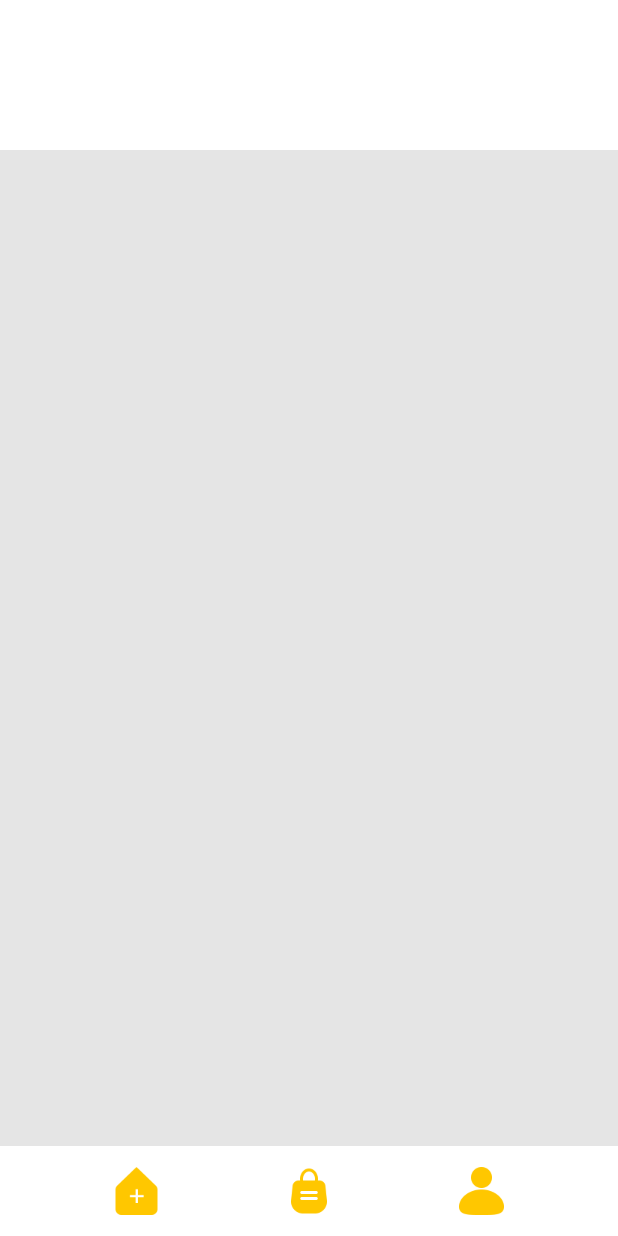
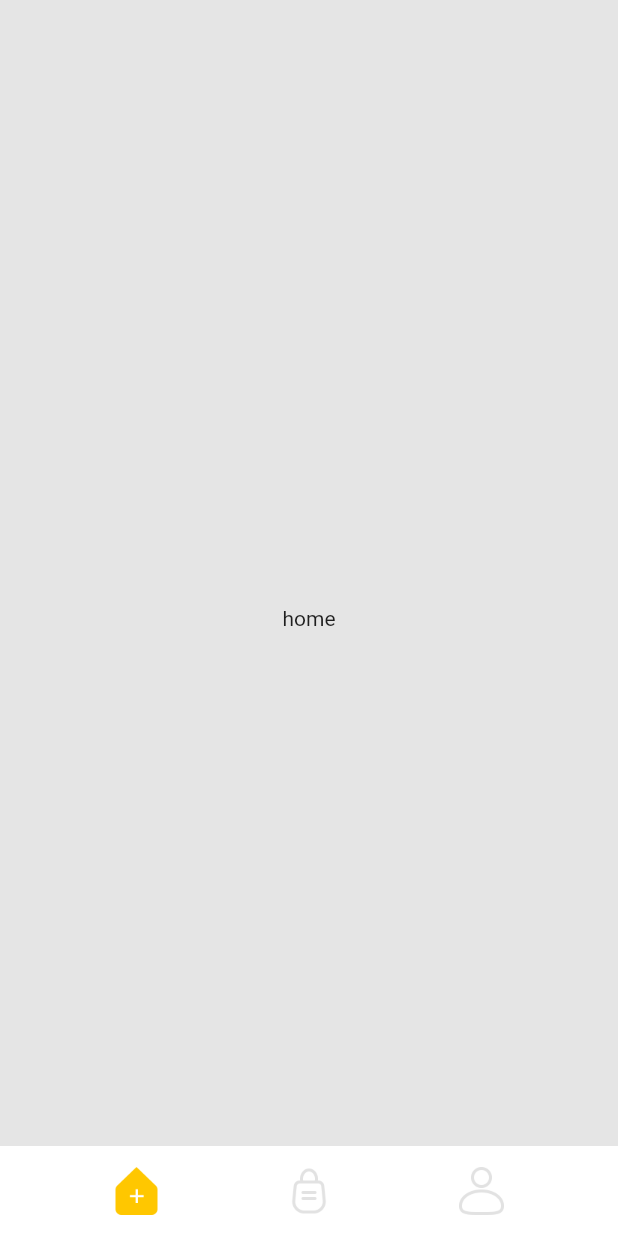
Before and after one commit to iamazingg/food_market, a Flutter app: the screen it shows after launch, on a phone screen of 412 x 824 dp. Run offline on Flutter 3.47's test engine with Material 2 defaults, Android fonts, the phone set to English and light mode, and no system bars; our stand-ins replace flutter_spinkit, get, google_fonts, supercharged.

```diff
--- a/lib/ui/pages/main_page.dart
+++ b/lib/ui/pages/main_page.dart
@@ -8,6 +8,9 @@ class MainPage extends StatefulWidget {
 }
 
 class _MainPageState extends State<MainPage> {
+  int selectedPage = 0;
+  PageController pageController = PageController(initialPage: 0);
+
   @override
   Widget build(BuildContext context) {
     return (Scaffold(
@@ -22,17 +25,35 @@ class _MainPageState extends State<MainPage> {
             ),
           ),
           SafeArea(
-              child: ListView(
-            children: [
-              Container(
-                width: double.infinity,
-                height: 100,
-                color: Colors.white,
-                child: Row(children: []),
-              ),
-            ],
-          )),
-          Align(alignment: Alignment.bottomCenter, child: BottomNavBar())
+              child: PageView(
+                  controller: pageController,
+                  onPageChanged: (index) {
+                    setState(() {
+                      selectedPage = index;
+                    });
+                  },
+                  children: [
+                Center(
+                  child: Text("home"),
+                ),
+                Center(
+                  child: Text("order"),
+                ),
+                Center(
+                  child: Text("account"),
+                ),
+              ])),
+          Align(
+              alignment: Alignment.bottomCenter,
+              child: BottomNavBar(
+                SelectedIndex: selectedPage,
+                onTap: (index) {
+                  setState(() {
+                    selectedPage = index;
+                  });
+                  pageController.jumpToPage(selectedPage);
+                },
+              ))
         ],
       ),
     ));
--- a/lib/ui/widgets/bottom_nav_bar.dart
+++ b/lib/ui/widgets/bottom_nav_bar.dart
@@ -31,7 +31,7 @@ class BottomNavBar extends StatelessWidget {
             GestureDetector(
               onTap: () {
                 if (onTap != null) {
-                  onTap!(0);
+                  onTap!(1);
                 }
               },
               child: Container(
@@ -41,14 +41,14 @@ class BottomNavBar extends StatelessWidget {
                 decoration: BoxDecoration(
                     image: DecorationImage(
                         image: AssetImage('assets/ic_order' +
-                            ((SelectedIndex == 0) ? '.png' : '_normal.png')),
+                            ((SelectedIndex == 1) ? '.png' : '_normal.png')),
                         fit: BoxFit.contain)),
               ),
             ),
             GestureDetector(
               onTap: () {
                 if (onTap != null) {
-                  onTap!(0);
+                  onTap!(2);
                 }
               },
               child: Container(
@@ -57,7 +57,7 @@ class BottomNavBar extends StatelessWidget {
                 decoration: BoxDecoration(
                     image: DecorationImage(
                         image: AssetImage('assets/ic_profile' +
-                            ((SelectedIndex == 0) ? '.png' : '_normal.png')),
+                            ((SelectedIndex == 2) ? '.png' : '_normal.png')),
                         fit: BoxFit.contain)),
               ),
             )
```
